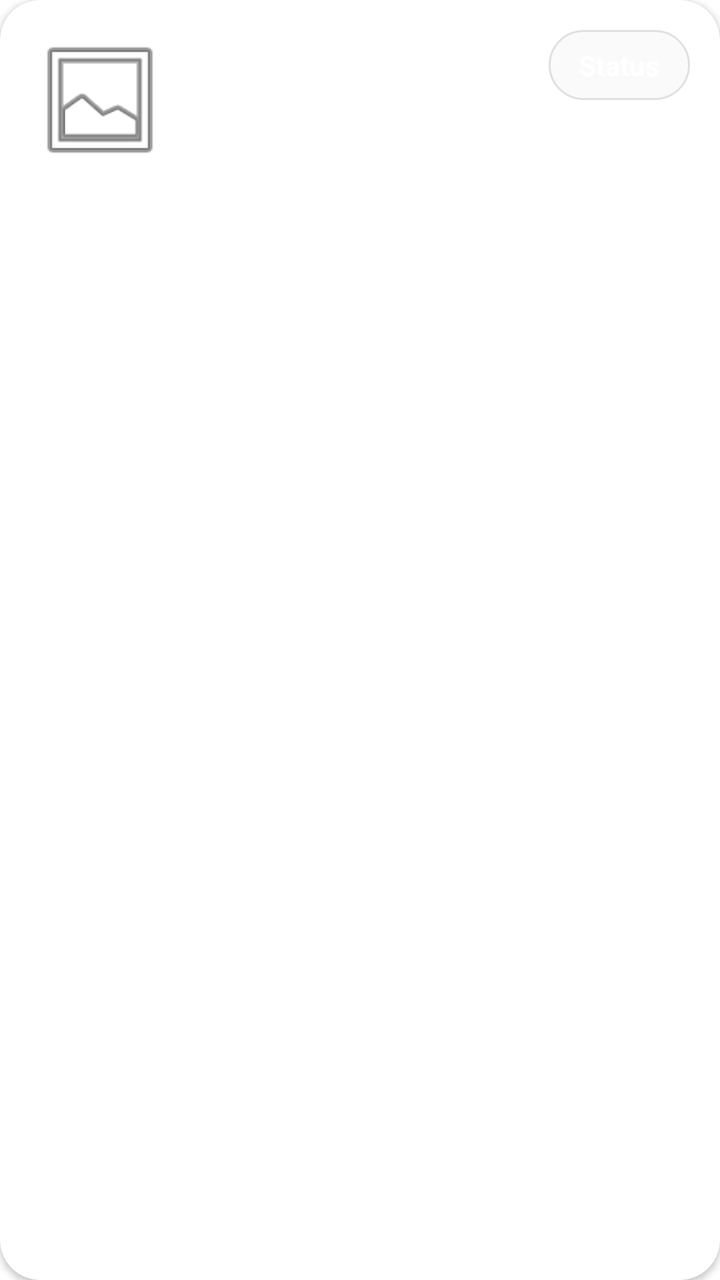
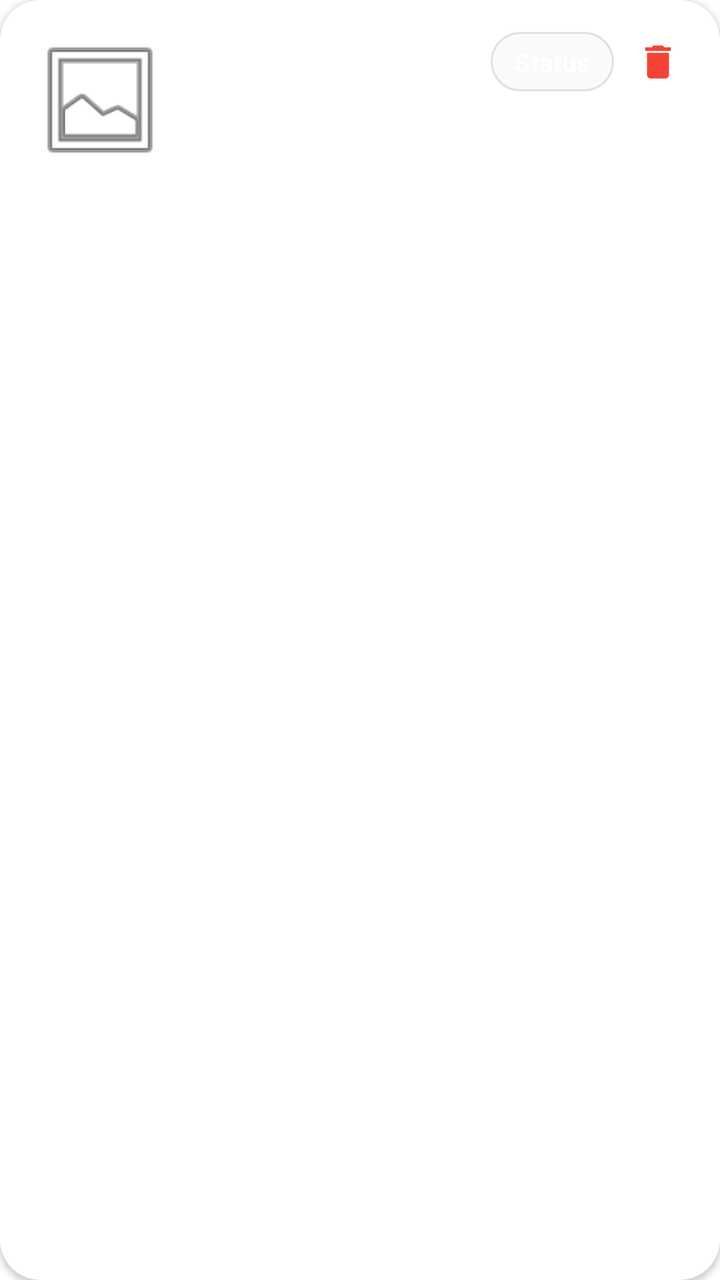

Two renders of the same Android screen: before a commit and after it. Below are the layout's source before the change and the commit's diff.
<!-- AndroidManifest.xml: application theme Theme.BakeBlissBakery -->
<!-- res/layout/item_order.xml -->
<?xml version="1.0" encoding="utf-8"?>
<androidx.cardview.widget.CardView xmlns:android="http://schemas.android.com/apk/res/android"
    xmlns:app="http://schemas.android.com/apk/res-auto"
    android:layout_width="match_parent"
    android:layout_height="wrap_content"
    android:layout_marginBottom="15dp"
    app:cardCornerRadius="20dp"
    app:cardElevation="2dp"
    android:backgroundTint="@color/white">

    <androidx.constraintlayout.widget.ConstraintLayout
        android:layout_width="match_parent"
        android:layout_height="wrap_content"
        android:padding="15dp">

        <ImageView
            android:id="@+id/imgOrderFood"
            android:layout_width="70dp"
            android:layout_height="70dp"
            android:scaleType="centerCrop"
            android:src="@android:drawable/ic_menu_gallery"
            app:layout_constraintBottom_toBottomOf="parent"
            app:layout_constraintStart_toStartOf="parent"
            app:layout_constraintTop_toTopOf="parent" />

        <LinearLayout
            android:id="@+id/linearLayoutInfo"
            android:layout_width="0dp"
            android:layout_height="wrap_content"
            android:layout_marginStart="15dp"
            android:orientation="vertical"
            app:layout_constraintBottom_toBottomOf="parent"
            app:layout_constraintEnd_toStartOf="@+id/tvOrderStatus"
            app:layout_constraintStart_toEndOf="@+id/imgOrderFood"
            app:layout_constraintTop_toTopOf="parent">

            <TextView
                android:id="@+id/tvOrderFoodName"
                android:layout_width="match_parent"
                android:layout_height="wrap_content"
                android:textColor="@color/black"
                android:textSize="16sp"
                android:textStyle="bold" />

            <TextView
                android:id="@+id/tvOrderPriceQty"
                android:layout_width="match_parent"
                android:layout_height="wrap_content"
                android:layout_marginTop="5dp"
                android:textColor="#757575"
                android:textSize="14sp" />
        </LinearLayout>

        <TextView
            android:id="@+id/tvOrderStatus"
            android:layout_width="wrap_content"
            android:layout_height="wrap_content"
            android:background="@drawable/bg_rounded_edittext"
            android:paddingHorizontal="15dp"
            android:paddingVertical="8dp"
            android:text="Status"
            android:textColor="@color/white"
            android:textSize="14sp"
            android:textStyle="bold"
            app:layout_constraintEnd_toEndOf="parent"
            app:layout_constraintTop_toTopOf="parent" />

        <TextView
            android:id="@+id/tvOrderDate"
            android:layout_width="wrap_content"
            android:layout_height="wrap_content"
            android:textSize="11sp"
            android:textColor="#9E9E9E"
            android:visibility="gone"
            app:layout_constraintBottom_toBottomOf="parent"
            app:layout_constraintEnd_toEndOf="parent" />

    </androidx.constraintlayout.widget.ConstraintLayout>
</androidx.cardview.widget.CardView>
<!-- resources referenced by this layout -->
<resources>
  <color name="black">#FF000000</color>
  <color name="white">#FFFFFFFF</color>
  <!-- drawable bg_rounded_edittext (drawable) -->
  <?xml version="1.0" encoding="utf-8"?>
  <shape xmlns:android="http://schemas.android.com/apk/res/android">
      <solid android:color="#FAFAFA" /> <stroke android:width="1dp" android:color="#E0E0E0" /> <corners android:radius="25dp" /> </shape>
  <style name="Theme.BakeBlissBakery" parent="Theme.MaterialComponents.Light.NoActionBar">
          <item name="colorPrimary">@color/colorPrimary</item>
          <item name="colorPrimaryDark">@color/colorPrimaryDark</item>
          <item name="colorAccent">@color/colorAccent</item>
          <item name="android:statusBarColor">@color/white</item>
          <item name="android:windowLightStatusBar">true</item>
      </style>
  <color name="colorPrimary">#FF4B1F</color>
  <color name="colorPrimaryDark">#D84315</color>
  <color name="colorAccent">#FF5722</color>
</resources>

<!-- the commit's change to res/layout/item_order.xml (unified diff, before → after) -->
@@ -51,19 +51,40 @@
                 android:textSize="14sp" />
         </LinearLayout>
 
-        <TextView
-            android:id="@+id/tvOrderStatus"
+        <LinearLayout
+            android:id="@+id/layoutStatusAndActions"
             android:layout_width="wrap_content"
             android:layout_height="wrap_content"
-            android:background="@drawable/bg_rounded_edittext"
-            android:paddingHorizontal="15dp"
-            android:paddingVertical="8dp"
-            android:text="Status"
-            android:textColor="@color/white"
-            android:textSize="14sp"
-            android:textStyle="bold"
+            android:orientation="horizontal"
+            android:gravity="center_vertical"
             app:layout_constraintEnd_toEndOf="parent"
-            app:layout_constraintTop_toTopOf="parent" />
+            app:layout_constraintTop_toTopOf="parent">
+
+            <TextView
+                android:id="@+id/tvOrderStatus"
+                android:layout_width="wrap_content"
+                android:layout_height="wrap_content"
+                android:background="@drawable/bg_rounded_edittext"
+                android:paddingHorizontal="12dp"
+                android:paddingVertical="6dp"
+                android:text="Status"
+                android:textColor="@color/white"
+                android:textSize="13sp"
+                android:textStyle="bold" />
+
+            <ImageView
+                android:id="@+id/btnDeleteOrder"
+                android:layout_width="32dp"
+                android:layout_height="32dp"
+                android:src="@drawable/ic_delete"
+                app:tint="#F44336"
+                android:padding="5dp"
+                android:layout_marginStart="6dp"
+                android:background="?attr/selectableItemBackgroundBorderless"
+                android:clickable="true"
+                android:focusable="true"
+                android:contentDescription="Delete order" />
+        </LinearLayout>
 
         <TextView
             android:id="@+id/tvOrderDate"
<!-- resource entries referenced after the edit -->
@@ -6,6 +6,16 @@
   <?xml version="1.0" encoding="utf-8"?>
   <shape xmlns:android="http://schemas.android.com/apk/res/android">
       <solid android:color="#FAFAFA" /> <stroke android:width="1dp" android:color="#E0E0E0" /> <corners android:radius="25dp" /> </shape>
+  <!-- drawable ic_delete (drawable) -->
+  <vector xmlns:android="http://schemas.android.com/apk/res/android"
+      android:width="24dp"
+      android:height="24dp"
+      android:viewportWidth="24"
+      android:viewportHeight="24">
+    <path
+        android:fillColor="#FF000000"
+        android:pathData="M6,19c0,1.1 0.9,2 2,2h8c1.1,0 2,-0.9 2,-2V7H6v12zM19,4h-3.5l-1,-1h-5l-1,1H5v2h14V4z"/>
+  </vector>
   <style name="Theme.BakeBlissBakery" parent="Theme.MaterialComponents.Light.NoActionBar">
           <item name="colorPrimary">@color/colorPrimary</item>
           <item name="colorPrimaryDark">@color/colorPrimaryDark</item>
